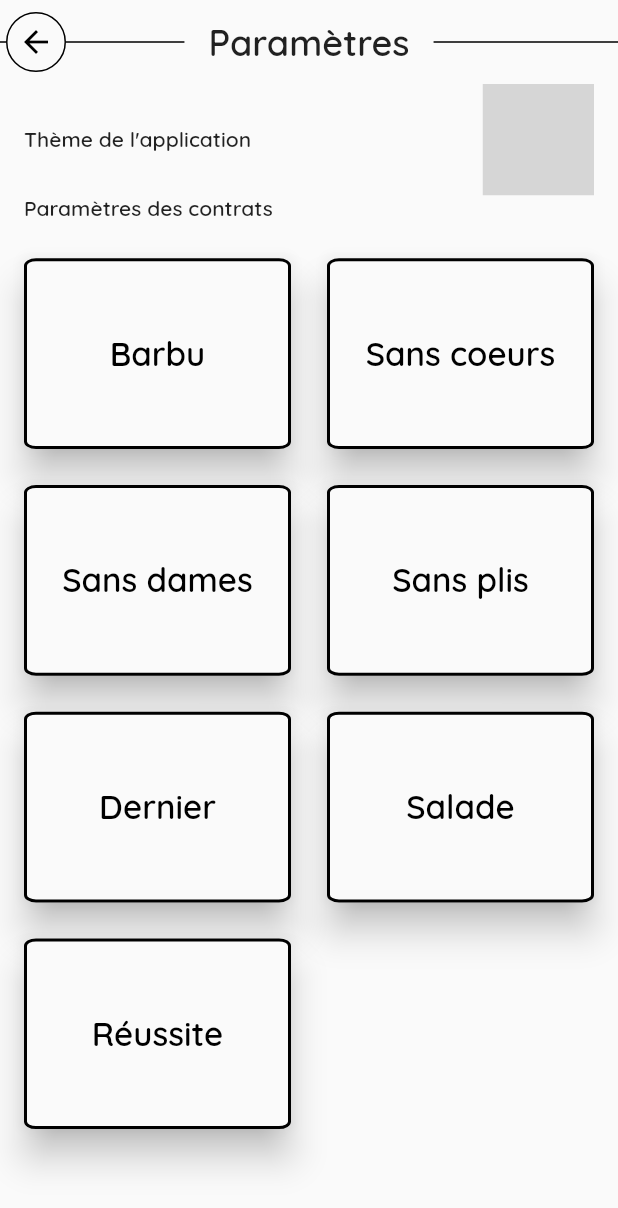
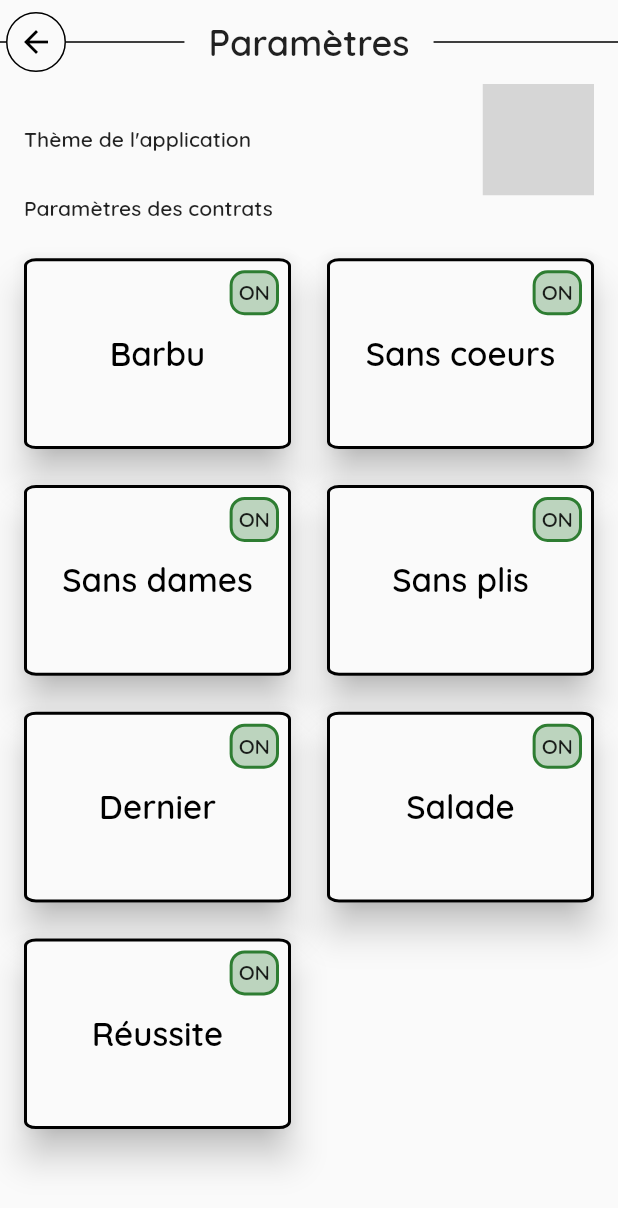
Before and after one commit to Zigotote/barbu_score, a Flutter app: the screen it shows after launch, after a tap on the "settings" icon, on a phone screen of 412 x 824 dp. Shown: the top 1208 px of the screen. Run offline on Flutter 3.47's test engine with Material 2 defaults, Android fonts, the phone set to English and light mode, and no system bars; drawn by our look-alikes of rive; our stand-ins replace flutter_riverpod, hive, hive_flutter, reorderable_grid_view, sprintf, wakelock; missing offline and left inert: flutter_circular_text, non_uniform_border; accounts and stored records are empty; generated files the repository leaves out were written again; statements that could not run were skipped; grey boxes are pictures that could not be loaded.

Commit message:
feat: add indicator for contract status in settings

```diff
--- a/lib/commons/widgets/custom_buttons.dart
+++ b/lib/commons/widgets/custom_buttons.dart
@@ -1,6 +1,4 @@
 import 'package:flutter/material.dart';
-
-import '../utils/screen.dart';
 
 /// An ElevatedButton with a full width
 class ElevatedButtonFullWidth extends StatelessWidget {
@@ -20,10 +18,7 @@ class ElevatedButtonFullWidth extends StatelessWidget {
       child: ElevatedButton(
         onPressed: onPressed,
         style: ElevatedButton.styleFrom(
-          minimumSize: Size(
-            ScreenHelper.width - 24,
-            ScreenHelper.height * 0.08,
-          ),
+          minimumSize: const Size.fromHeight(48),
         ),
         child: child,
       ),
@@ -83,3 +78,36 @@ class ElevatedButtonCustomColor extends StatelessWidget {
     );
   }
 }
+
+/// A button with an indicator on top
+class ElevatedButtonWithIndicator extends StatelessWidget {
+  /// The text of the button
+  final String text;
+
+  /// The function to call on button's pressed
+  final Function() onPressed;
+
+  /// The indicator to display on top off the button
+  final Widget indicator;
+
+  const ElevatedButtonWithIndicator(
+      {super.key,
+      required this.text,
+      required this.onPressed,
+      required this.indicator});
+
+  @override
+  Widget build(BuildContext context) {
+    return Stack(
+      alignment: AlignmentDirectional.center,
+      fit: StackFit.expand,
+      children: [
+        ElevatedButton(
+          onPressed: onPressed,
+          child: Text(text, textAlign: TextAlign.center),
+        ),
+        Positioned(right: 8, top: 8, child: indicator)
+      ],
+    );
+  }
+}
--- a/lib/pages/contract_scores/trumps_scores.dart
+++ b/lib/pages/contract_scores/trumps_scores.dart
@@ -1,15 +1,15 @@
+import 'package:barbu_score/theme/my_themes.dart';
 import 'package:flutter/material.dart';
 import 'package:flutter_riverpod/flutter_riverpod.dart';
 
 import '../../commons/models/contract_info.dart';
 import '../../commons/models/contract_models.dart';
+import '../../commons/widgets/custom_buttons.dart';
 import '../../commons/widgets/list_layouts.dart';
 import 'models/contract_route_argument.dart';
 import 'notifiers/trumps_provider.dart';
 import 'widgets/contract_page.dart';
-import 'widgets/modify_contract_button.dart';
 
-/// A page to fill the scores for a trumps contract
 class TrumpsScores extends ConsumerWidget {
   const TrumpsScores({super.key});
 
@@ -40,7 +40,7 @@ class TrumpsScores extends ConsumerWidget {
   /// Builds a Widget for a filled contract, with the button and a tick to know that it has been filled
   Widget _buildFilledContract(BuildContext context, ContractsInfo contract,
       AbstractContractModel contractValues) {
-    return ModifyContractButton(
+    return ElevatedButtonWithIndicator(
       text: contract.displayName,
       onPressed: () => Navigator.of(context).pushNamed(
         contract.scoreRoute,
@@ -48,6 +48,10 @@ class TrumpsScores extends ConsumerWidget {
           contractInfo: contract,
           contractValues: contractValues,
         ),
+      ),
+      indicator: Icon(
+        Icons.task_alt_outlined,
+        color: Theme.of(context).colorScheme.success,
       ),
     );
   }
--- a/lib/pages/contract_scores/widgets/modify_contract_button.dart
+++ /dev/null
@@ -1,40 +0,0 @@
-import 'package:flutter/material.dart';
-
-import '../../../theme/my_themes.dart';
-
-/// A button with a widget in the top right corner
-class ModifyContractButton extends StatelessWidget {
-  /// The text of the button
-  final String text;
-
-  /// The function to call on button pressed action
-  final Function()? onPressed;
-
-  const ModifyContractButton({
-    super.key,
-    required this.text,
-    this.onPressed,
-  });
-
-  @override
-  Widget build(BuildContext context) {
-    return Stack(
-      alignment: AlignmentDirectional.center,
-      fit: StackFit.expand,
-      children: [
-        ElevatedButton(
-          onPressed: onPressed,
-          child: Text(text, textAlign: TextAlign.center),
-        ),
-        Positioned(
-          right: 8,
-          top: 8,
-          child: Icon(
-            Icons.task_alt_outlined,
-            color: Theme.of(context).colorScheme.success,
-          ),
-        )
-      ],
-    );
-  }
-}
--- a/lib/pages/settings/my_settings.dart
+++ b/lib/pages/settings/my_settings.dart
@@ -1,8 +1,11 @@
 import 'package:flutter/material.dart';
 
 import '../../commons/models/contract_info.dart';
+import '../../commons/utils/storage.dart';
+import '../../commons/widgets/custom_buttons.dart';
 import '../../commons/widgets/default_page.dart';
 import '../../commons/widgets/list_layouts.dart';
+import 'widgets/active_contract_indicator.dart';
 import 'widgets/app_theme_choice.dart';
 
 class MySettings extends StatelessWidget {
@@ -10,6 +13,7 @@ class MySettings extends StatelessWidget {
 
   @override
   Widget build(BuildContext context) {
+    final activeContracts = MyStorage.getActiveContracts();
     return DefaultPage(
       title: "Paramètres",
       hasLeading: true,
@@ -24,13 +28,14 @@ class MySettings extends StatelessWidget {
               isScrollable: false,
               children: ContractsInfo.values
                   .map(
-                    (contract) => ElevatedButton(
+                    (contract) => ElevatedButtonWithIndicator(
+                      text: contract.displayName,
                       onPressed: () => Navigator.of(context).pushNamed(
-                          contract.settingsRoute,
-                          arguments: contract),
-                      child: Text(
-                        contract.displayName,
-                        textAlign: TextAlign.center,
+                        contract.settingsRoute,
+                        arguments: contract,
+                      ),
+                      indicator: ActiveContractIndicator(
+                        isActive: activeContracts.contains(contract),
                       ),
                     ),
                   )
--- /dev/null
+++ b/lib/pages/settings/widgets/active_contract_indicator.dart
@@ -0,0 +1,32 @@
+import 'package:barbu_score/theme/my_themes.dart';
+import 'package:flutter/material.dart';
+
+/// An indicator to know if the contract is active or disabled in the settings
+class ActiveContractIndicator extends StatelessWidget {
+  /// True if the contract is active, false otherwise
+  final bool isActive;
+
+  const ActiveContractIndicator({super.key, required this.isActive});
+
+  @override
+  Widget build(BuildContext context) {
+    final sucessColor = Theme.of(context).colorScheme.success;
+    final disabledColor = Theme.of(context).disabledColor;
+    return Container(
+      decoration: BoxDecoration(
+        borderRadius: const BorderRadius.all(Radius.circular(10)),
+        border: Border.all(
+          color: isActive ? sucessColor : disabledColor,
+          width: 2,
+        ),
+        color: isActive
+            ? sucessColor.withOpacity(0.3)
+            : disabledColor.withOpacity(0.3),
+      ),
+      child: Padding(
+        padding: const EdgeInsets.all(4),
+        child: isActive ? const Text("ON") : const Text("OFF"),
+      ),
+    );
+  }
+}
```
